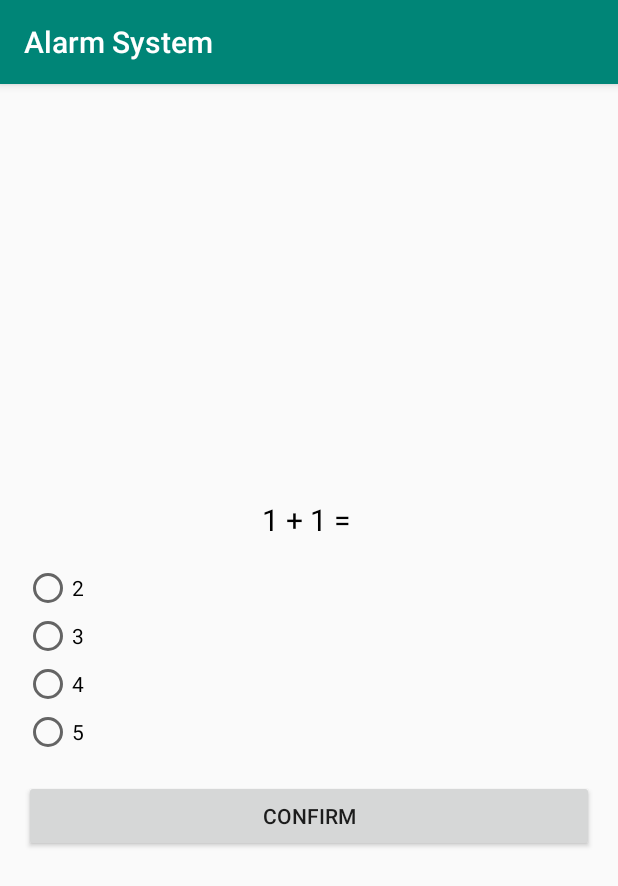
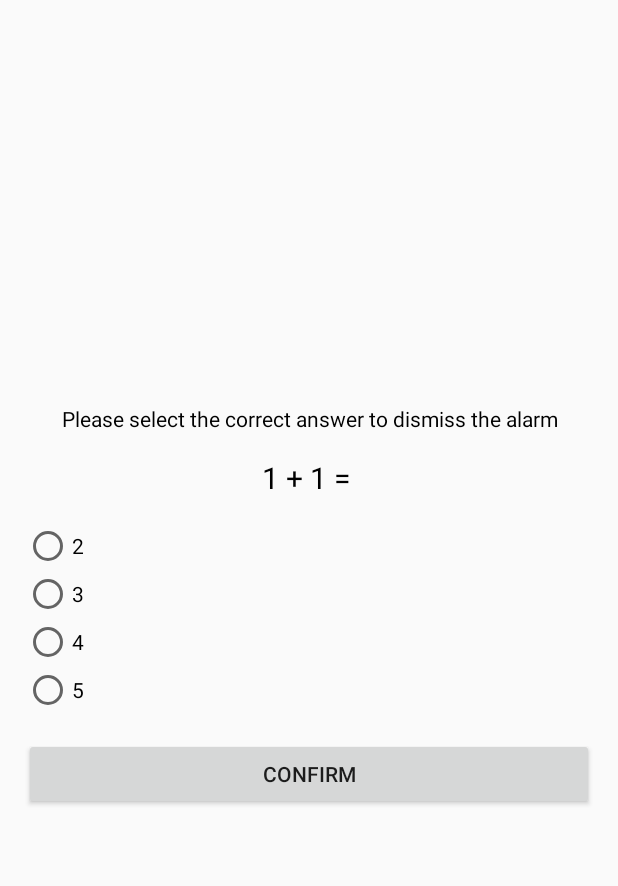
Before and after one commit to isuruhettiarachchi/Android-Alarm-Clock, an Android app: the AlarmFiredActivity screen opened directly, with no data from a screen before it, on a phone screen of 412 x 824 dp. Shown: the top 886 px of the screen. Run offline under Robolectric (Android 15) with nearby library versions, the phone set to English and light mode, and no system bars.

Commit message:
Add fullscreen view to alarm dismiss activity

```diff
--- a/app/build.gradle
+++ b/app/build.gradle
@@ -23,6 +23,7 @@ dependencies {
     implementation 'com.android.support:appcompat-v7:28.+'
     implementation 'com.android.support:design:28.+'
     implementation 'com.android.support.constraint:constraint-layout:1.0.2'
+    implementation 'com.android.support:support-v4:28.+'
     testImplementation 'junit:junit:4.12'
     androidTestImplementation 'com.android.support.test:runner:0.5'
     androidTestImplementation 'com.android.support.test.espresso:espresso-core:2.2.2'
--- a/app/src/main/AndroidManifest.xml
+++ b/app/src/main/AndroidManifest.xml
@@ -9,7 +9,7 @@
         android:roundIcon="@mipmap/ic_launcher_round"
         android:supportsRtl="true"
         android:theme="@style/AppTheme">
-        <activity android:name=".AlarmFiredActivity"></activity>
+        <activity android:name=".AlarmFiredActivity" />
         <activity android:name=".MainActivity">
             <intent-filter>
                 <action android:name="android.intent.action.MAIN" />
--- a/app/src/main/java/com/ctse/alarmsystem/AlarmFiredActivity.java
+++ b/app/src/main/java/com/ctse/alarmsystem/AlarmFiredActivity.java
@@ -28,6 +28,18 @@ public class AlarmFiredActivity extends AppCompatActivity {
     protected void onCreate(Bundle savedInstanceState) {
         super.onCreate(savedInstanceState);
         setContentView(R.layout.activity_alarm_fired);
+
+        View decorView = getWindow().getDecorView();
+        decorView.setSystemUiVisibility(
+                View.SYSTEM_UI_FLAG_IMMERSIVE_STICKY
+                        // Set the content to appear under the system bars so that the
+                        // content doesn't resize when the system bars hide and show.
+                        | View.SYSTEM_UI_FLAG_LAYOUT_STABLE
+                        | View.SYSTEM_UI_FLAG_LAYOUT_HIDE_NAVIGATION
+                        | View.SYSTEM_UI_FLAG_LAYOUT_FULLSCREEN
+                        // Hide the nav bar and status bar
+                        | View.SYSTEM_UI_FLAG_HIDE_NAVIGATION
+                        | View.SYSTEM_UI_FLAG_FULLSCREEN);
 
 //        String ringtone = getIntent().getExtras().getString("ringtone");
 //
--- a/app/src/main/res/layout/activity_alarm_fired.xml
+++ b/app/src/main/res/layout/activity_alarm_fired.xml
@@ -7,11 +7,14 @@
     tools:context=".AlarmFiredActivity">
 
     <TextView
-        android:id="@+id/text_view_guide"
-        android:layout_width="wrap_content"
+        android:layout_width="match_parent"
         android:layout_height="wrap_content"
-        android:textColor="@android:color/black"
-        tools:text="@string/question_title" />
+        android:layout_above="@id/text_view_question"
+        android:layout_marginBottom="16dp"
+        android:text="@string/question_title"
+        android:textAlignment="center"
+        android:textColor="@android:color/black" />
+
 
     <TextView
         android:id="@+id/text_view_question"
--- a/app/src/main/res/layout/activity_main.xml
+++ b/app/src/main/res/layout/activity_main.xml
@@ -42,10 +42,8 @@
             android:layout_height="wrap_content"
             android:layout_alignParentTop="true"
             android:layout_alignParentEnd="true"
-            android:layout_marginStart="247dp"
             android:layout_marginTop="24dp"
-            android:layout_marginEnd="25dp"
-            android:layout_toEndOf="@+id/alarmTimeTextView" />
+            android:layout_marginEnd="25dp" />
 
     </RelativeLayout>
 
--- a/app/src/main/res/values/colors.xml
+++ b/app/src/main/res/values/colors.xml
@@ -3,4 +3,6 @@
     <color name="colorPrimary">#008577</color>
     <color name="colorPrimaryDark">#00574B</color>
     <color name="colorAccent">#D81B60</color>
+
+    <color name="black_overlay">#66000000</color>
 </resources>
--- a/app/src/main/res/values/strings.xml
+++ b/app/src/main/res/values/strings.xml
@@ -1,4 +1,8 @@
 <resources>
     <string name="app_name">Alarm System</string>
     <string name="question_title">Please select the correct answer to dismiss the alarm</string>
+
+    <string name="title_activity_fullscreen">FullscreenActivity</string>
+    <string name="dummy_button">Dummy Button</string>
+    <string name="dummy_content">DUMMY\nCONTENT</string>
 </resources>
```
Also changed, not shown: app/src/main/res/values/attrs.xml (added, +12 -0 lines), app/src/main/res/values/styles.xml (+12 -0 lines).
